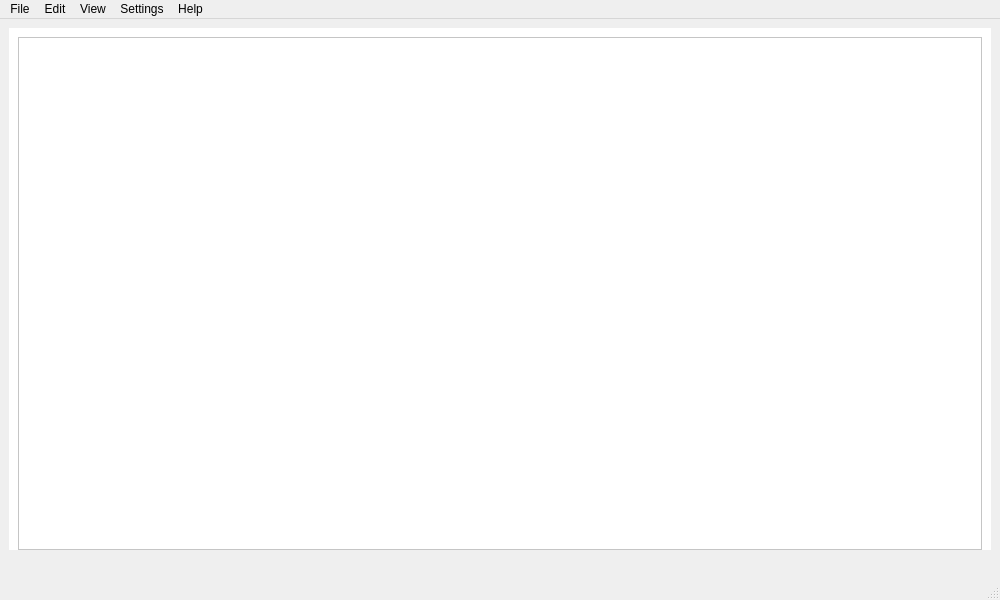
This is lib/interface.ui in Mahdi3M/TRP-Chart as Qt 5 draws it before an edit. The edited form follows.
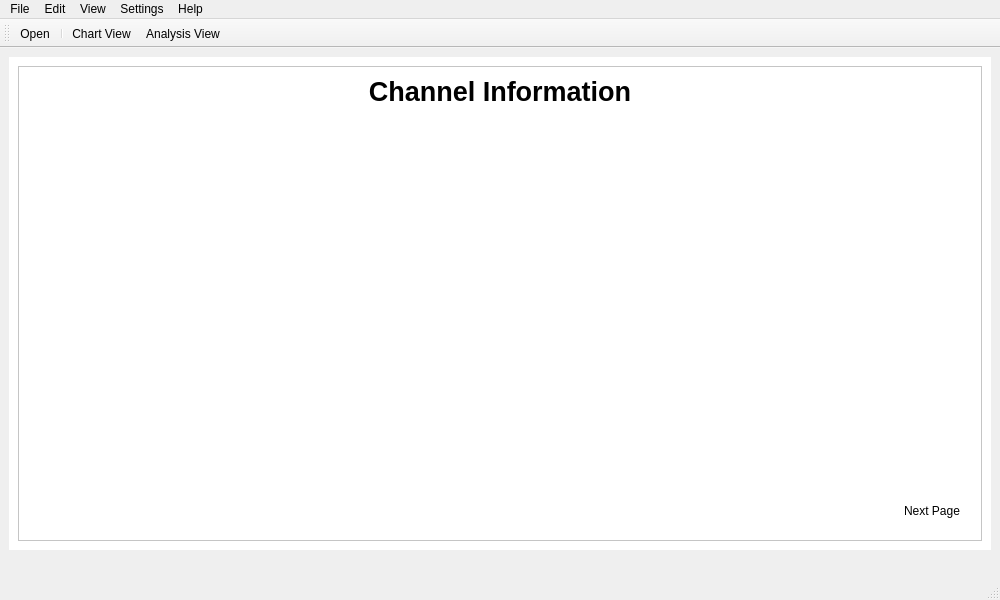
This is the edited form. Icons and pictures are not drawn.

Commit message: - Chart Hover Done -Channel Info Page Created

```diff
--- a/lib/interface.ui
+++ b/lib/interface.ui
@@ -17,14 +17,14 @@
    <property name="layoutDirection">
     <enum>Qt::LeftToRight</enum>
    </property>
-   <layout class="QVBoxLayout" name="verticalLayout_6">
-    <item>
+   <layout class="QGridLayout" name="gridLayout">
+    <item row="0" column="0">
      <widget class="QStackedWidget" name="stackedWidget">
       <property name="styleSheet">
        <string notr="true">background-color: white;</string>
       </property>
       <property name="currentIndex">
-       <number>1</number>
+       <number>2</number>
       </property>
       <widget class="QWidget" name="welcomePage">
        <layout class="QVBoxLayout" name="verticalLayout_2">
@@ -98,6 +98,126 @@
         </item>
        </layout>
       </widget>
+      <widget class="QWidget" name="analysisPage">
+       <layout class="QVBoxLayout" name="verticalLayout_4">
+        <item>
+         <widget class="QFrame" name="analysisFrame">
+          <property name="frameShape">
+           <enum>QFrame::StyledPanel</enum>
+          </property>
+          <property name="frameShadow">
+           <enum>QFrame::Raised</enum>
+          </property>
+          <layout class="QVBoxLayout" name="verticalLayout_6">
+           <item>
+            <widget class="QLabel" name="pageHeader">
+             <property name="font">
+              <font>
+               <pointsize>20</pointsize>
+               <weight>75</weight>
+               <bold>true</bold>
+              </font>
+             </property>
+             <property name="text">
+              <string>Channel Information</string>
+             </property>
+             <property name="alignment">
+              <set>Qt::AlignCenter</set>
+             </property>
+            </widget>
+           </item>
+           <item>
+            <widget class="QScrollArea" name="scrollArea">
+             <property name="frameShape">
+              <enum>QFrame::NoFrame</enum>
+             </property>
+             <property name="widgetResizable">
+              <bool>true</bool>
+             </property>
+             <widget class="QWidget" name="scrollAreaWidgetContents">
+              <property name="geometry">
+               <rect>
+                <x>0</x>
+                <y>0</y>
+                <width>932</width>
+                <height>325</height>
+               </rect>
+              </property>
+              <property name="styleSheet">
+               <string notr="true">border:None;</string>
+              </property>
+              <layout class="QVBoxLayout" name="verticalLayout_7">
+               <property name="leftMargin">
+                <number>0</number>
+               </property>
+               <property name="rightMargin">
+                <number>0</number>
+               </property>
+               <property name="bottomMargin">
+                <number>0</number>
+               </property>
+               <item>
+                <widget class="QTableView" name="tableView"/>
+               </item>
+              </layout>
+             </widget>
+            </widget>
+           </item>
+           <item>
+            <widget class="QFrame" name="frame">
+             <property name="sizePolicy">
+              <sizepolicy hsizetype="Preferred" vsizetype="Preferred">
+               <horstretch>0</horstretch>
+               <verstretch>0</verstretch>
+              </sizepolicy>
+             </property>
+             <property name="frameShadow">
+              <enum>QFrame::Raised</enum>
+             </property>
+             <layout class="QHBoxLayout" name="horizontalLayout">
+              <property name="leftMargin">
+               <number>0</number>
+              </property>
+              <property name="topMargin">
+               <number>0</number>
+              </property>
+              <property name="rightMargin">
+               <number>0</number>
+              </property>
+              <item>
+               <spacer name="horizontalSpacer">
+                <property name="orientation">
+                 <enum>Qt::Horizontal</enum>
+                </property>
+                <property name="sizeHint" stdset="0">
+                 <size>
+                  <width>40</width>
+                  <height>20</height>
+                 </size>
+                </property>
+               </spacer>
+              </item>
+              <item>
+               <widget class="QPushButton" name="nextButton">
+                <property name="text">
+                 <string>Next Page</string>
+                </property>
+                <property name="default">
+                 <bool>true</bool>
+                </property>
+                <property name="flat">
+                 <bool>true</bool>
+                </property>
+               </widget>
+              </item>
+             </layout>
+            </widget>
+           </item>
+          </layout>
+         </widget>
+        </item>
+       </layout>
+      </widget>
      </widget>
     </item>
     <item>
@@ -174,6 +294,21 @@
    <addaction name="menuHelp"/>
   </widget>
   <widget class="QStatusBar" name="statusbar"/>
+  <widget class="QToolBar" name="toolBar">
+   <property name="windowTitle">
+    <string>toolBar</string>
+   </property>
+   <attribute name="toolBarArea">
+    <enum>TopToolBarArea</enum>
+   </attribute>
+   <attribute name="toolBarBreak">
+    <bool>false</bool>
+   </attribute>
+   <addaction name="actionOpen"/>
+   <addaction name="separator"/>
+   <addaction name="actionChart_View"/>
+   <addaction name="actionAnalysis_View"/>
+  </widget>
   <action name="actionOpen">
    <property name="text">
     <string>Open</string>
@@ -229,6 +364,24 @@
     <string>Manual</string>
    </property>
   </action>
+  <action name="actionChart_View">
+   <property name="icon">
+    <iconset>
+     <normaloff>C:/Users/Asus/Desktop/Custom-Icon-Design-Pretty-Office-8-Bar-chart.256.png</normaloff>C:/Users/Asus/Desktop/Custom-Icon-Design-Pretty-Office-8-Bar-chart.256.png</iconset>
+   </property>
+   <property name="text">
+    <string>Chart View</string>
+   </property>
+  </action>
+  <action name="actionAnalysis_View">
+   <property name="icon">
+    <iconset>
+     <normaloff>C:/Users/Asus/Desktop/Custom-Icon-Design-Flatastic-4-Checklist.512.png</normaloff>C:/Users/Asus/Desktop/Custom-Icon-Design-Flatastic-4-Checklist.512.png</iconset>
+   </property>
+   <property name="text">
+    <string>Analysis View</string>
+   </property>
+  </action>
  </widget>
  <resources/>
  <connections/>
```
Left out of the diff: 6 changed lines with no effect on the pictures. The commit also changes 3 other files.
